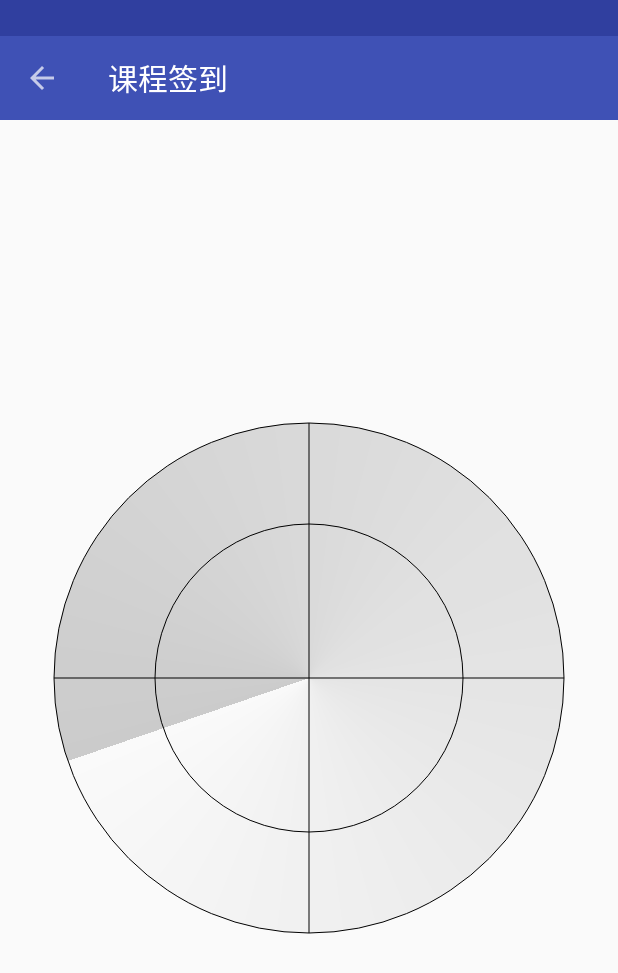
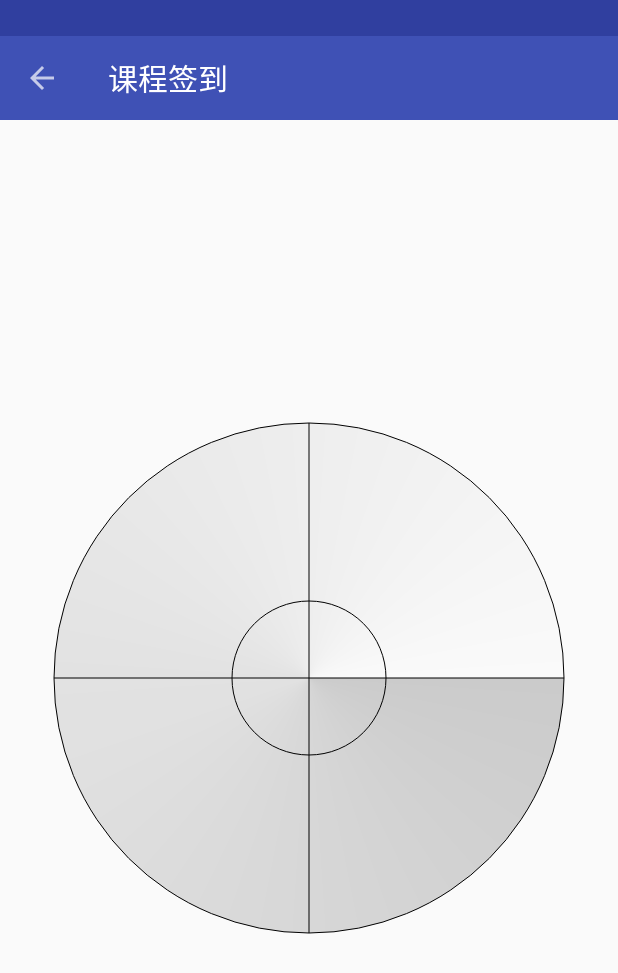
Before and after one commit to gdutrdc/SignIn, an Android app: the StdSignInActivity screen opened directly, with no data from a screen before it, on a phone screen of 412 x 824 dp. Shown: the top 973 px of the screen. Run offline under Robolectric (Android 15) with nearby library versions, the light colour scheme and no system bars; network calls fail.

Commit message:
分别更新教师端学生端签到界面

```diff
--- a/app/src/main/AndroidManifest.xml
+++ b/app/src/main/AndroidManifest.xml
@@ -41,6 +41,7 @@
         <activity android:name=".ui.teacher.TchMainActivity"/>
         <activity android:name=".ui.teacher.TchScanActivity"/>
         <activity android:name=".ui.student.StdSignInActivity"/>
+        <activity android:name=".ui.teacher.TchSignInActivity"/>
         <activity
             android:name=".ui.teacher.TchSettingsActivity"
             android:label="@string/settings"/>
--- a/app/src/main/java/com/rdc/signin/ui/teacher/TchClassActivity.java
+++ b/app/src/main/java/com/rdc/signin/ui/teacher/TchClassActivity.java
@@ -25,8 +25,7 @@ public class TchClassActivity extends AbsClassActivity {
 
 	@Override
 	protected void onFABClick(FloatingActionButton fab) {
-		Intent intent = new Intent(this,TchScanActivity.class);
-		intent.putExtra("classId",mClass.getId());
+		Intent intent = new Intent(this,TchSignInActivity.class);
 		startActivity(intent);
 	}
 
--- a/app/src/main/java/com/rdc/signin/ui/widget/ScanView.java
+++ b/app/src/main/java/com/rdc/signin/ui/widget/ScanView.java
@@ -17,6 +17,8 @@ public class ScanView extends View {
 	private Paint scanPaint;
 	private Paint linePaint;
 
+	private boolean isAnimating = false;
+
 	private Matrix matrix;
 
 	private int angle = 0;
@@ -24,6 +26,8 @@ public class ScanView extends View {
 	private Runnable runnable = new Runnable() {
 		@Override
 		public void run() {
+			if(!isAnimating)
+				return;
 			angle += 1;
 			matrix = new Matrix();
 			matrix.postRotate(angle, getMeasuredWidth() / 2, getMeasuredHeight() / 2);
@@ -43,24 +47,32 @@ public class ScanView extends View {
 		post(runnable);
 	}
 
+	public void setAnimating(boolean isAnimating) {
+		this.isAnimating = isAnimating;
+		post(runnable);
+	}
+
 	@Override
 	protected void onDraw(Canvas canvas) {
 		super.onDraw(canvas);
+
+		int size = Math.min(getMeasuredHeight(), getMeasuredWidth()) / 2;
 
 		if (linePaint == null) {
 			linePaint = new Paint();
 			linePaint.setColor(Color.BLACK);
 			linePaint.setStyle(Paint.Style.STROKE);
+			linePaint.setAntiAlias(true);
 		}
 		canvas.drawCircle(getMeasuredWidth() / 2, getMeasuredHeight() / 2,
-				getMeasuredWidth() / 2 - DEFAULT_PADDING, linePaint);
+				size - DEFAULT_PADDING, linePaint);
 		canvas.drawCircle(getMeasuredWidth() / 2, getMeasuredHeight() / 2,
-				getMeasuredWidth() / 4, linePaint);
+				size / 4, linePaint);
 		canvas.drawLine(DEFAULT_PADDING, getMeasuredHeight() / 2,
 				getMeasuredWidth() - DEFAULT_PADDING, getMeasuredHeight() / 2, linePaint);
-		canvas.drawLine(getMeasuredWidth() / 2,
+		canvas.drawLine(size,
 				getMeasuredHeight() / 2 - getMeasuredWidth() / 2 + DEFAULT_PADDING,
-				getMeasuredWidth() / 2,
+				size,
 				getMeasuredHeight() / 2 + getMeasuredWidth() / 2 - DEFAULT_PADDING, linePaint);
 
 		if (scanPaint == null) {
@@ -71,7 +83,7 @@ public class ScanView extends View {
 		}
 		canvas.concat(matrix);
 		canvas.drawCircle(getMeasuredWidth() / 2, getMeasuredHeight() / 2,
-				getMeasuredWidth() / 2 - DEFAULT_PADDING, scanPaint);
+				size - DEFAULT_PADDING, scanPaint);
 
 	}
 }
```
Also changed, not shown: app/src/main/java/com/rdc/signin/ui/teacher/TchSignInActivity.java (added, +17 -0 lines), app/src/main/java/com/rdc/signin/ui/widget/HotspotView.java (added, +86 -0 lines), app/src/main/res/layout/activity_tch_sign_in.xml (added, +14 -0 lines).
